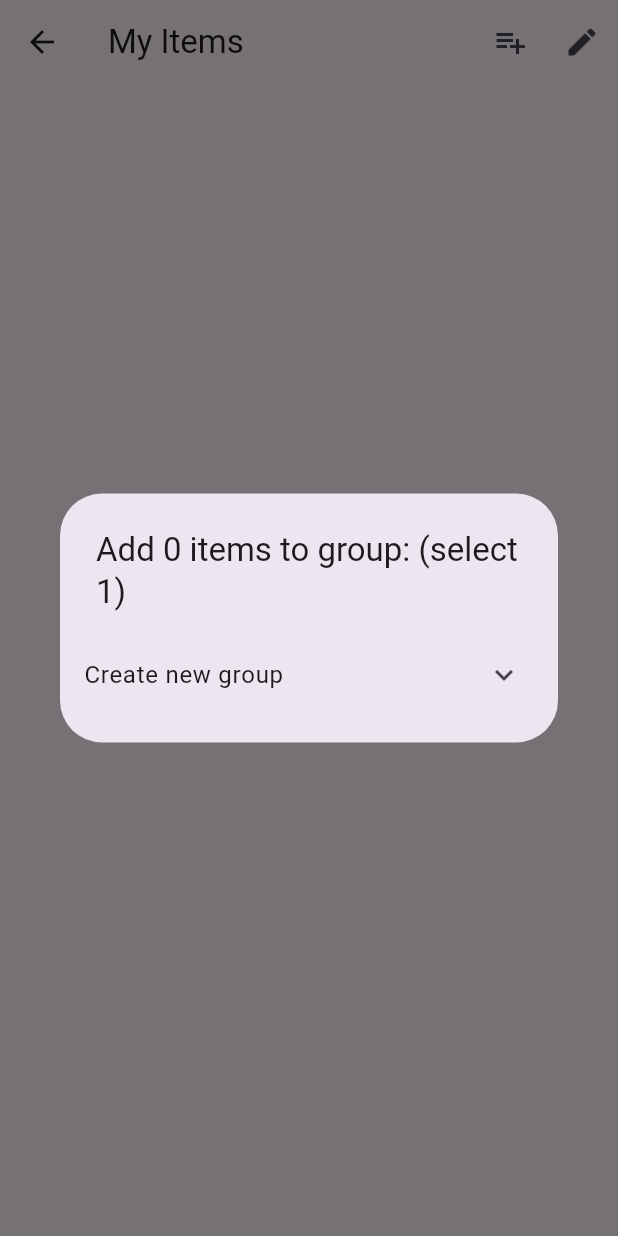
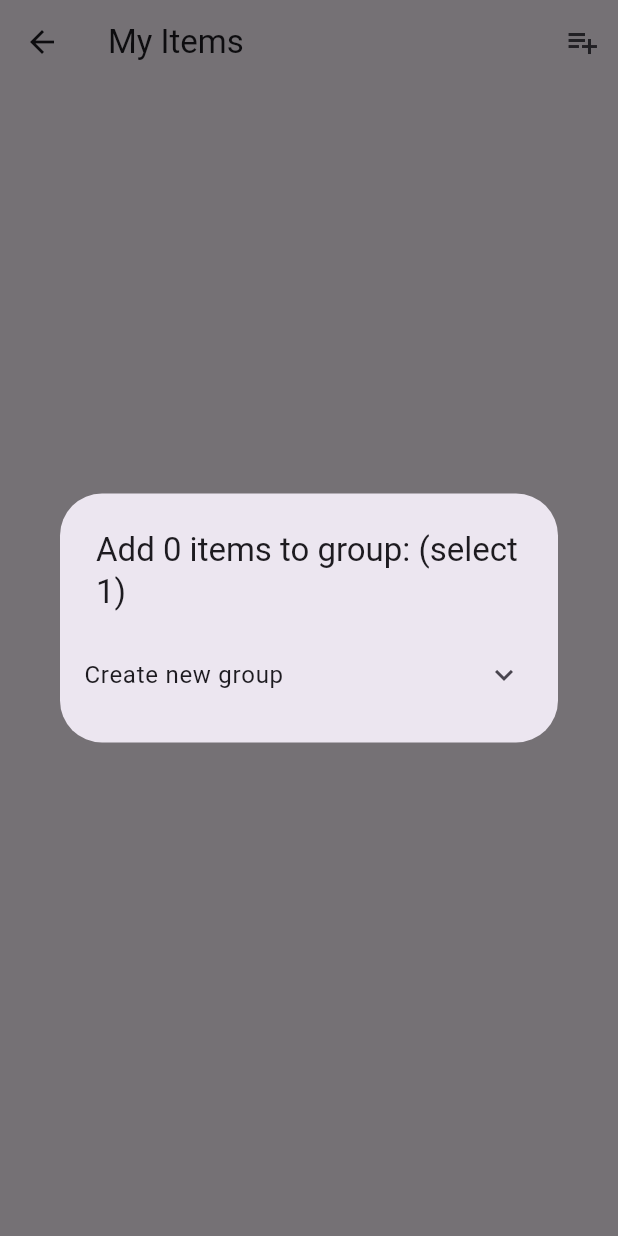
Before and after one commit to ZacSchepis/BorrowMii, a Flutter app: the MyInventory screen opened directly, after a tap on the "playlist add" icon, on a phone screen of 412 x 824 dp. Run offline on Flutter 3.47's test engine with Material 3 defaults, Android fonts, the phone set to English and light mode, and no system bars; our stand-ins replace app_links, cloud_firestore, firebase_auth, firebase_core, firebase_crashlytics, firebase_storage and 4 more; missing offline and left inert: nfc_manager; accounts and stored records are empty.

Commit message:
quick commit

```diff
--- a/lib/features/items/item_tabs/inventory/my_inventory.dart
+++ b/lib/features/items/item_tabs/inventory/my_inventory.dart
@@ -127,11 +127,7 @@ class _MyInventoryWidgetState extends State<MyInventory> {
               icon: Icon(Icons.playlist_add),
               tooltip: "Move selected items to a group",
             ),
-            IconButton(
-              onPressed: () => {},
-              icon: Icon(Icons.edit),
-              tooltip: "Edit selected item info",
-            )
+
           ],
         ),
 
```
